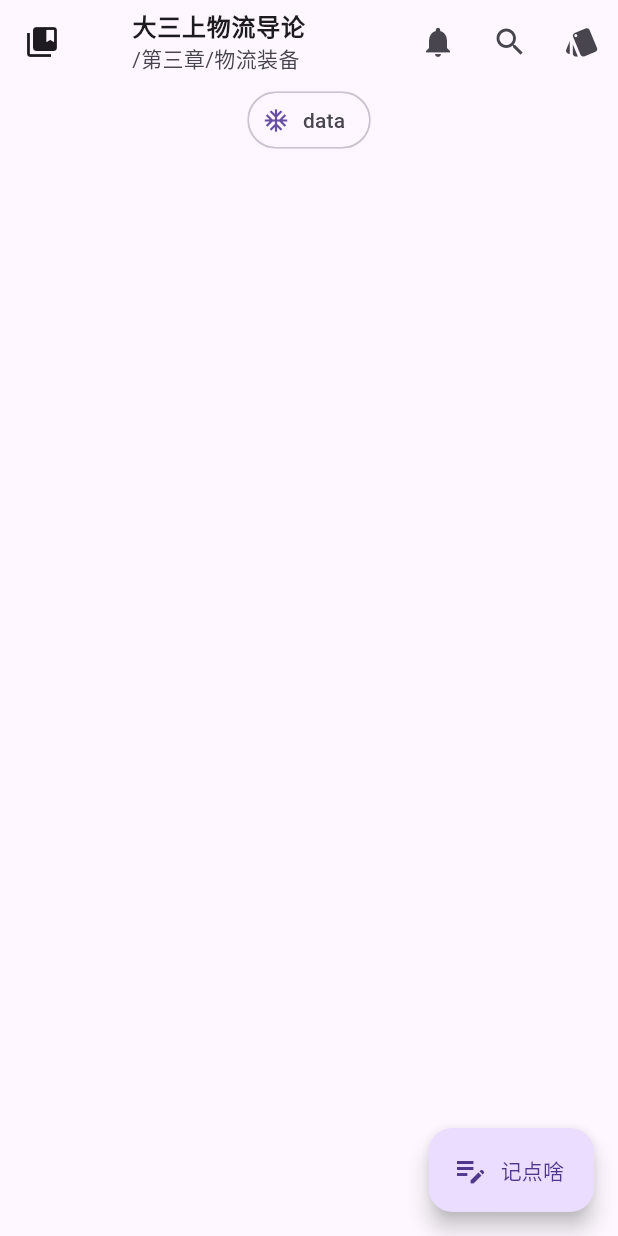
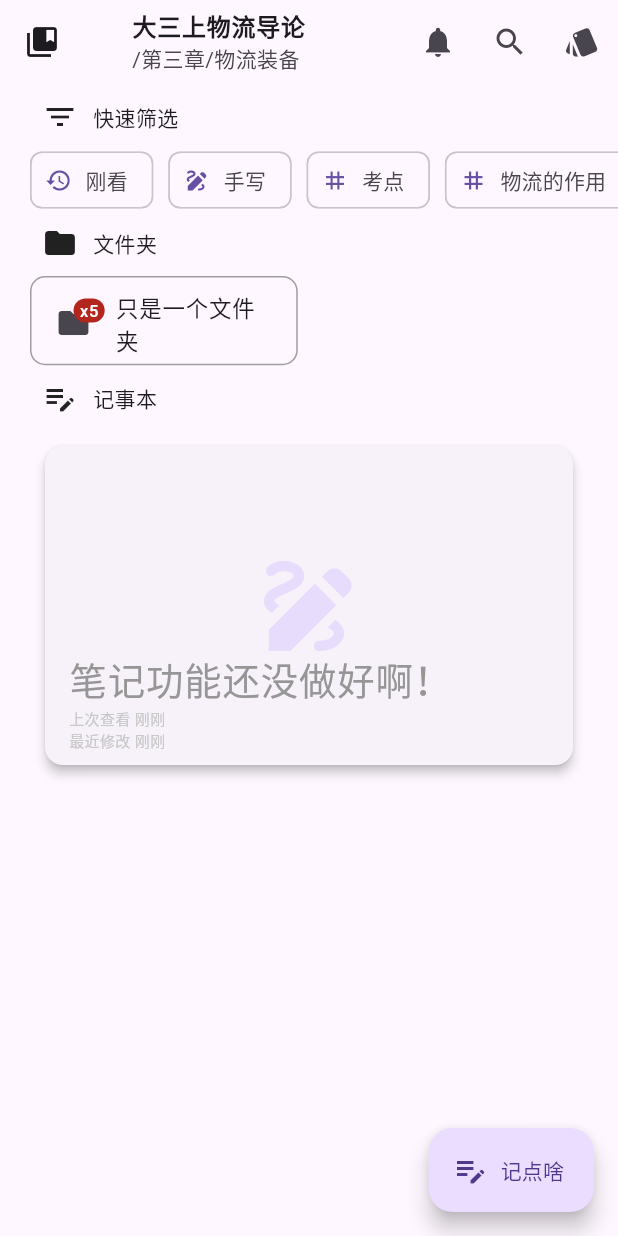
Before and after one commit to TaoEngine/notepad_forwangtao_android, a Flutter app: the screen it shows after launch, on a phone screen of 412 x 824 dp. Run offline on Flutter 3.47's test engine with Material 3 defaults, Android fonts, the phone set to English and light mode, and no system bars; drawn by our look-alikes of dynamic_color; our stand-ins replace isar; accounts and stored records are empty; generated files the repository leaves out were written again.

Commit message:
基本界面差不多了

````diff
--- a/lib/main.dart
+++ b/lib/main.dart
@@ -1,15 +1,17 @@
-import 'pages/routes.dart';
 import 'package:flutter/material.dart';
 import 'package:flutter/services.dart';
 import 'package:dynamic_color/dynamic_color.dart';
 import 'package:flutter_localizations/flutter_localizations.dart';
+
+import 'pages/routes.dart';
 
 /// 万物起记！汪涛的记事本，启动！
 ///
 /// 这里是APP的启动入口
 ///
 /// Notes: 我在这里设置了如何将小白条隐藏的方法\
-/// 小白条虽说默认是透明的，但是小白条的图层是在APP之上，要想实现沉浸式小白条，需要在APP绘制前就声明APP的图层是在顶部的(1)
+/// 小白条虽说默认是透明的，但是小白条的图层是在APP之上，要想实现沉浸式小白条，需要在APP绘制前
+/// 就声明APP的图层是在顶部的(1)
 void main() {
   WidgetsFlutterBinding.ensureInitialized();
   SystemChrome.setSystemUIOverlayStyle(
--- a/lib/pages/main_page/home.dart
+++ b/lib/pages/main_page/home.dart
@@ -1,5 +1,4 @@
 import 'package:flutter/material.dart';
-import '../../widgets/dialog/main_dialog/notebook.dart';
 
 class HomePage extends StatelessWidget {
   /// 记事本的集合页面
@@ -45,9 +44,7 @@
           icon: const Icon(Icons.search),
           onPressed: () => {}, //TODO 待实现按下“搜索”按钮的逻辑
         ),
-        IconButton(
-            icon: const Icon(Icons.style),
-            onPressed: () => {styleDialog(context)}),
+        IconButton(icon: const Icon(Icons.style), onPressed: () => {}),
       ],
     );
   }
--- a/lib/pages/main_page/notebook.dart
+++ /dev/null
@@ -1,94 +0,0 @@
-import 'package:flutter/material.dart';
-import '../../widgets/dialog/main_dialog/notebook.dart';
-// import '../../widget/main_page/notebook.dart';
-
-class NotebookPage extends StatelessWidget {
-  /// 显示记事本首页
-  ///
-  /// 主页主要存放单个记事本的所有笔记
-  const NotebookPage({super.key});
-
-  @override
-  Widget build(BuildContext context) {
-    return Scaffold(
-      appBar: const ViewAppBar(),
-      body: ViewBody(),
-      floatingActionButton: FloatingActionButton.extended(
-        icon: const Icon(Icons.edit_note_outlined),
-        label: const Text('记点啥'),
-        onPressed: () => {}, //TODO 待实现按下“创建记事本”按钮的逻辑
-      ),
-    );
-  }
-}
-
-class ViewAppBar extends StatelessWidget implements PreferredSizeWidget {
-  /// 记事本集合的AppBar部分
-  ///
-  /// 部件依次是：
-  /// - “阅览所有记事本”按钮
-  /// - “记事本位置”标签
-  /// - “显示通知"按钮
-  /// - “界面设置"按钮
-  const ViewAppBar({super.key});
-
-  @override
-  Size get preferredSize => const Size.fromHeight(kToolbarHeight);
-
-  @override
-  Widget build(BuildContext context) {
-    return AppBar(
-      leading: IconButton(
-        icon: const Icon(Icons.collections_bookmark),
-        onPressed: () =>
-            {Navigator.pushNamed(context, '/notehome')}, // 按下“阅览所有记事本”按钮的逻辑
-      ),
-      centerTitle: false,
-      title: const ListTile(
-        title: Text(
-          '大三上物流导论',
-          style: TextStyle(fontWeight: FontWeight.w600),
-        ),
-        subtitle: Text(
-          '/第三章/物流装备',
-          overflow: TextOverflow.ellipsis,
-        ),
-      ),
-      actions: [
-        IconButton(
-            icon: const Icon(Icons.notifications),
-            onPressed: () => {
-                  Navigator.pushNamed(context, '/notify')
-                } //按下“显示通知"按钮可以接收app需要你做的事情
-            ),
-        IconButton(
-          icon: const Icon(Icons.search),
-          onPressed: () =>
-              {Navigator.pushNamed(context, '/search')}, //TODO 待实现按下“搜索”按钮的逻辑
-        ),
-        IconButton(
-          icon: const Icon(Icons.style),
-          onPressed: () => styleDialog(context), //按下“界面设置"按钮就会弹出设置style的弹出框
-        ),
-      ],
-    );
-  }
-}
-
-class ViewBody extends StatelessWidget {
-  /// 记事本页面的Body部分
-  const ViewBody({super.key});
-
-  @override
-  Widget build(BuildContext context) {
-    return ListView(
-      children: [
-        Chip(
-            avatar: const Icon(Icons.ac_unit),
-            shape:
-                RoundedRectangleBorder(borderRadius: BorderRadius.circular(50)),
-            label: const Text('data')),
-      ],
-    );
-  }
-}
--- /dev/null
+++ b/lib/pages/main_page/notepads.dart
@@ -0,0 +1,131 @@
+import 'package:flutter/material.dart';
+import 'package:notepad_forwangtao_android/widget/main_page/notepads.dart';
+
+class NotepadsPage extends StatelessWidget {
+  /// 显示记事本首页
+  ///
+  /// 主页主要存放单个记事本的所有笔记
+  const NotepadsPage({super.key});
+
+  @override
+  Widget build(BuildContext context) {
+    return Scaffold(
+      appBar: const NotepadAppbar(),
+      body: const NotepadsBody(),
+      floatingActionButton: FloatingActionButton.extended(
+        icon: const Icon(Icons.edit_note),
+        label: const Text('记点啥'),
+        onPressed: () => {}, //TODO 待实现按下“创建记事本”按钮的逻辑
+      ),
+    );
+  }
+}
+
+class NotepadsBody extends StatelessWidget {
+  const NotepadsBody({super.key});
+
+  @override
+  Widget build(BuildContext context) {
+    return ListView(
+      // 绘制是竖向的
+      scrollDirection: Axis.vertical,
+      children: [
+        // "快速筛选"
+        const Padding(
+            padding: EdgeInsets.only(left: 28, top: 10),
+            child: Row(
+              children: [
+                Icon(Icons.filter_list),
+                Padding(
+                  padding: EdgeInsets.only(left: 10),
+                  child: Text('快速筛选'),
+                )
+              ],
+            )),
+
+        // 标签筛选器
+        const SizedBox(
+          height: 60,
+          child: CategoryChip(importCategoryInfo: {
+            '刚看': Icon(Icons.history),
+            '手写': Icon(Icons.draw),
+            '考点': Icon(Icons.tag),
+            '物流的作用': Icon(Icons.tag),
+            '测试测试': Icon(Icons.tag),
+            '大家好': Icon(Icons.tag),
+          }),
+        ),
+
+        // "文件夹"
+        const Padding(
+            padding: EdgeInsets.only(left: 28),
+            child: Row(
+              children: [
+                Icon(Icons.folder),
+                Padding(
+                  padding: EdgeInsets.only(left: 10),
+                  child: Text('文件夹'),
+                )
+              ],
+            )),
+
+        // 文件夹
+        Padding(
+          padding: const EdgeInsets.fromLTRB(20, 10, 20, 10),
+          child: GridView.count(
+            // 一次性显示全部
+            shrinkWrap: true,
+            physics: const NeverScrollableScrollPhysics(),
+            crossAxisSpacing: 15,
+            mainAxisSpacing: 15,
+            crossAxisCount: 2,
+            childAspectRatio: 18 / 6,
+            children: <Widget>[
+              FolderPreviewWidget(
+                importFolderInfo: const {
+                  'folderName': '只是一个文件夹',
+                  'notepadsCount': 5
+                },
+              ),
+            ],
+          ),
+        ),
+
+        // "记事本"
+        const Padding(
+            padding: EdgeInsets.only(left: 28),
+            child: Row(
+              children: [
+                Icon(Icons.edit_note),
+                Padding(
+                  padding: EdgeInsets.only(left: 10),
+                  child: Text('记事本'),
+                )
+              ],
+            )),
+
+        // 记事本
+        Padding(
+          padding: const EdgeInsets.fromLTRB(20, 10, 20, 10),
+          child: GridView.count(
+            // 一次性显示全部
+            shrinkWrap: true,
+            physics: const NeverScrollableScrollPhysics(),
+            crossAxisSpacing: 15,
+            mainAxisSpacing: 15,
+            crossAxisCount: 1,
+            childAspectRatio: 16 / 10,
+            children: <Widget>[
+              NotebookPreviewCard(importNotebookInfo: {
+                'NotebookName': '笔记功能还没做好啊！',
+                'NotebookType': 0,
+                'LastViewTime': DateTime.now(),
+                'LastEditTime': DateTime.now(),
+              })
+            ],
+          ),
+        ),
+      ],
+    );
+  }
+}
--- a/lib/pages/routes.dart
+++ b/lib/pages/routes.dart
@@ -24,7 +24,7 @@
 
 // 主界面的跳转逻辑
 import './main_page/home.dart';
-import './main_page/notebook.dart';
+import 'main_page/notepads.dart';
 import './main_page/notify.dart';
 import './main_page/search.dart';
 
@@ -38,7 +38,7 @@
 
 final Map<String, Function> pageRoutes = {
   '/notehome': (context) => const HomePage(), //主页
-  '/notebook': (context) => const NotebookPage(), //记事本预览
+  '/notebook': (context) => const NotepadsPage(), //记事本预览
   '/search': (context) => const SearchPage(), //搜索
   '/notify': (context) => const NotifyPage(), //通知
 
--- a/lib/widget/main_page/notepads.dart
+++ b/lib/widget/main_page/notepads.dart
@@ -3,7 +3,9 @@
 import '../../static/notepad_icon.dart';
 import '../../funcs/timeview.dart';
 
+part 'notepads/appbar.dart';
 part 'notepads/category_chip.dart';
-part 'notepads/notepad_preview_card.dart';
-part 'notepads/folder_preview_card.dart';
-part 'notepads/notepad_preview_set_dialog.dart';
+part 'notepads/notepad_card.dart';
+part 'notepads/folder_card.dart';
+part 'notepads/set_dialog.dart';
+part 'notepads/style_dialog.dart';
--- /dev/null
+++ b/lib/widget/main_page/notepads/appbar.dart
@@ -0,0 +1,45 @@
+part of '../notepads.dart';
+
+class NotepadAppbar extends StatelessWidget implements PreferredSizeWidget {
+  /// Notepads的AppBar组件
+  const NotepadAppbar({super.key});
+
+  @override
+  Size get preferredSize => const Size.fromHeight(kToolbarHeight);
+
+  @override
+  Widget build(BuildContext context) {
+    return AppBar(
+      leading: IconButton(
+          onPressed: () => {}, icon: const Icon(Icons.collections_bookmark)),
+      centerTitle: false,
+      title: const ListTile(
+        title: Text(
+          '大三上物流导论',
+          style: TextStyle(fontWeight: FontWeight.w600),
+        ),
+        subtitle: Text(
+          '/第三章/物流装备',
+          overflow: TextOverflow.ellipsis,
+        ),
+      ),
+      actions: [
+        IconButton(
+            icon: const Icon(Icons.notifications),
+            onPressed: () => {
+                  Navigator.pushNamed(context, '/notify')
+                } //按下“显示通知"按钮可以接收app需要你做的事情
+            ),
+        IconButton(
+          icon: const Icon(Icons.search),
+          onPressed: () =>
+              {Navigator.pushNamed(context, '/search')}, //TODO 待实现按下“搜索”按钮的逻辑
+        ),
+        IconButton(
+          icon: const Icon(Icons.style),
+          onPressed: () => styleDialog(context), //按下“界面设置"按钮就会弹出设置style的弹出框
+        )
+      ],
+    );
+  }
+}
--- a/lib/widget/main_page/notepads/category_chip.dart
+++ b/lib/widget/main_page/notepads/category_chip.dart
@@ -1,20 +1,24 @@
 part of '../notepads.dart';
 
 class CategoryChip extends StatelessWidget {
-  /// Body的"类别"标签
+  /// Body的"类别" **标签筛选器**
   ///
-  /// 在首页通过点击"类别"标签可以快速筛选出想要的记事本，
-  /// 需要传入的内容有：
-  /// - `CategoryIcon`(`Icon`): 表示"类别"的图标
-  /// - `CategoryText`(`String`): 描述"类别"的文字
+  /// 在首页通过点击"类别"标签 ( **可多选** ) 可以快速筛选出想要的记事本
+  ///
+  /// 我是在使用安卓原版的文件管理器得到的灵感。在原版文件管理器的"最近"选项栏上可以快速选择像
+  /// 图片啊、音频啊、视频啊、文档啊之类的单一类型文件，点一下就能筛选文件，还能多选，非常方便
+  /// 我反正是爱了爱了。
+  ///
+  /// 作用哈，就是在记事本合集中添加一个快捷筛选的快捷标签，可以 **单选** 筛选适合的记事本，也可以
+  /// **多选** 来筛选到更适合要求的记事本
   const CategoryChip({super.key, required this.importCategoryInfo});
 
-  /// 从此导入`CategoryChip`的信息 [Map]
+  /// 从此导入`CategoryChip`的信息
   ///
   /// 模板:
   /// ```dart
   /// CategoryChip(
-  ///   importCategoryInfo = {
+  ///   importCategoryInfo: {
   ///     '刚看': Icon(Icons.history),
   ///     '手写': Icon(Icons.draw),
   ///     '考点': Icon(Icons.tag),
@@ -23,10 +27,67 @@
   ///   }
   /// )
   /// ```
-  final Map importCategoryInfo;
+  final Map<String, Icon> importCategoryInfo;
 
   @override
   Widget build(BuildContext context) {
-    return Icon(Icons.tag);
+    List<String> categoryName = [];
+    List<Icon> categoryIcon = [];
+    // 加载类别的标签和图标
+    importCategoryInfo.forEach((key, value) {
+      categoryName.add(key);
+      categoryIcon.add(value);
+    });
+    // 生成一个ListView
+    return ListView.builder(
+        // 横向来布局这些标签
+        scrollDirection: Axis.horizontal,
+        // 新增个可以将各个chip顶起来的item，这样就能对称了
+        itemCount: importCategoryInfo.length + 2,
+        // 毕竟是放在首页的ListView里面，支持嵌套是必须的
+        shrinkWrap: true,
+        itemBuilder: (context, index) {
+          if (index == 0) {
+            return const Padding(padding: EdgeInsets.only(left: 10, right: 5));
+          } else if (index == importCategoryInfo.length + 1) {
+            return const Padding(padding: EdgeInsets.only(left: 5, right: 10));
+          } else {
+            return Padding(
+                padding: const EdgeInsets.only(left: 5, right: 5),
+                child: CategoryChipUnit(
+                    categoryName: categoryName[index - 1],
+                    categoryIcon: categoryIcon[index - 1]));
+          }
+        });
   }
 }
+
+class CategoryChipUnit extends StatefulWidget {
+  /// 标签筛选器的单个标签配置
+  ///
+  /// 使用的是能够多选的 `FilterChip` ，打上勾就是有辨识度
+  ///
+  /// 不单用，仅为 `CategoryChip` 设计，需要标签名 `categoryName` 和图标 `categoryIcon`
+  const CategoryChipUnit(
+      {super.key, required this.categoryName, required this.categoryIcon});
+
+  /// 标签名
+  final String categoryName;
+
+  /// 标签图标
+  final Icon categoryIcon;
+
+  @override
+  State<CategoryChipUnit> createState() => _CategoryChipUnitState();
+}
+
+class _CategoryChipUnitState extends State<CategoryChipUnit> {
+  @override
+  Widget build(BuildContext context) {
+    return FilterChip(
+      avatar: widget.categoryIcon,
+      label: Text(widget.categoryName),
+      onSelected: (bool value) {},
+    );
+  }
+}
--- /dev/null
+++ b/lib/widget/main_page/notepads/folder_card.dart
@@ -0,0 +1,73 @@
+part of '../notepads.dart';
+
+class FolderPreviewWidgetOld extends StatelessWidget {
+  /// 文件夹预览卡片
+  const FolderPreviewWidgetOld({super.key});
+
+  @override
+  Widget build(BuildContext context) {
+    return Card(
+      clipBehavior: Clip.antiAlias,
+      child: InkWell(
+        borderRadius: BorderRadius.circular(10),
+        onTap: () => {},
+        onLongPress: () => {},
+        child: ConstrainedBox(
+          constraints: const BoxConstraints(
+              minWidth: 100, minHeight: 25, maxWidth: 200, maxHeight: 50),
+          child: const Align(
+            alignment: Alignment.center,
+            child: ListTile(
+              leading: Icon(
+                Icons.folder,
+                size: 25,
+              ),
+              title: Text(
+                '物流装备代表',
+                style: TextStyle(fontSize: 13),
+              ),
+            ),
+          ),
+        ),
+      ),
+    );
+  }
+}
+
+class FolderPreviewWidget extends StatelessWidget {
+  final String folderName;
+  final int notepadsCount;
+
+  FolderPreviewWidget({super.key, required this.importFolderInfo})
+      : folderName = importFolderInfo['folderName'],
+        notepadsCount = importFolderInfo['notepadsCount'];
+
+  final Map importFolderInfo;
+
+  @override
+  Widget build(BuildContext context) {
+    return Container(
+      decoration: BoxDecoration(
+          borderRadius: BorderRadius.circular(10),
+          border: Border.all(width: 1, color: Colors.grey)),
+      child: InkWell(
+        borderRadius: BorderRadius.circular(10),
+        onTap: () => {},
+        onLongPress: () => {},
+        child: Align(
+          alignment: Alignment.center,
+          child: ListTile(
+            leading: Badge(
+              label: Text('x$notepadsCount'),
+              child: const Icon(Icons.folder),
+            ),
+            title: Text(
+              folderName,
+              style: const TextStyle(fontSize: 15),
+            ),
+          ),
+        ),
+      ),
+    );
+  }
+}
--- a/lib/widget/main_page/notepads/folder_preview_card.dart
+++ /dev/null
@@ -1,31 +0,0 @@
-part of '../notepads.dart';
-
-class FolderPreviewWidget extends StatelessWidget {
-  /// 文件夹预览卡片
-  const FolderPreviewWidget({super.key});
-
-  @override
-  Widget build(BuildContext context) {
-    return Card(
-      margin: const EdgeInsets.all(10),
-      clipBehavior: Clip.antiAlias,
-      child: InkWell(
-        borderRadius: BorderRadius.circular(10),
-        onTap: () => {},
-        onLongPress: () => {},
-        child: ConstrainedBox(
-          constraints: const BoxConstraints(
-              minWidth: 200, minHeight: 50, maxWidth: 320, maxHeight: 80),
-          child: const Align(
-            alignment: Alignment.center,
-            child: ListTile(
-              leading: Icon(Icons.folder),
-              title: Text('物流装备代表'),
-              subtitle: Text('内含 3 篇记事本'),
-            ),
-          ),
-        ),
-      ),
-    );
-  }
-}
--- a/lib/widget/main_page/notepads/notepad_preview_card.dart
+++ b/lib/widget/main_page/notepads/notepad_card.dart
@@ -19,7 +19,7 @@
   /// ```dart
   /// NotebookPreviewWidget(importNotebookInfo: {
   ///   'NotebookName': '物流装备',
-  ///   'NotebookType': 1
+  ///   'NotebookType': 1,
   ///   'LastViewTime': 时间戳,
   ///   'LastEditTime': 时间戳,
   /// }),
--- a/lib/widgets/dialog/main_dialog/notebook.dart
+++ b/lib/widget/main_page/notepads/style_dialog.dart
@@ -1,4 +1,4 @@
-import 'package:flutter/material.dart';
+part of '../notepads.dart';
 
 /// 一个引导用户调整style的对话框
 ///
````
Also changed, not shown: lib/widget/main_page/notepads/set_dialog.dart (renamed from lib/widget/main_page/notepads/notepad_preview_set_dialog.dart).
